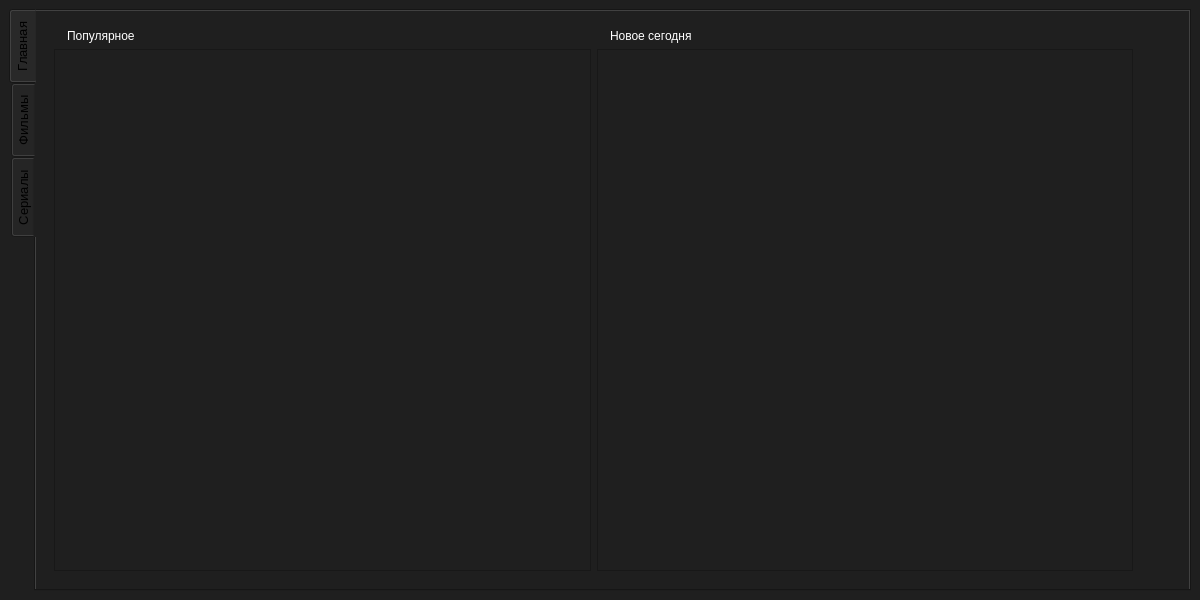
Old version of the form src/mainwindow.ui in the repository dimkashelk/SimpleKinopoiskQt.
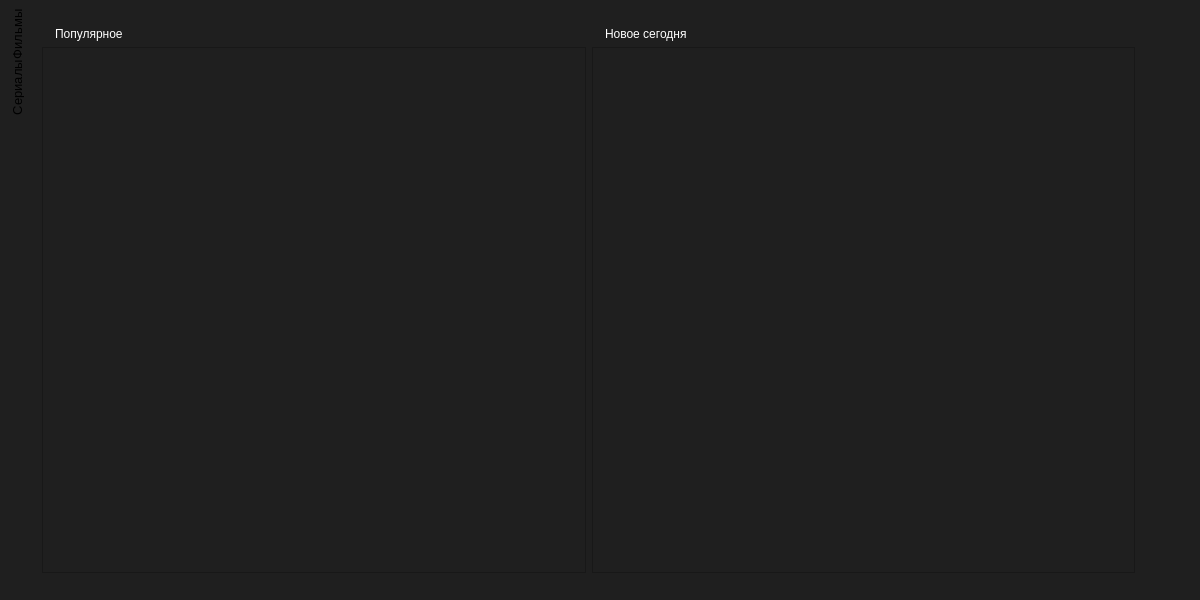
New version of the form. The open tabs and pages were chosen to show the change. Icons and pictures are not drawn.

Commit message: Add styles to QTabBar

Patch:
```diff
--- a/src/mainwindow.ui
+++ b/src/mainwindow.ui
@@ -18,6 +18,11 @@
 background-color: rgb(31, 31, 31);</string>
   </property>
   <widget class="QWidget" name="centralwidget">
+   <property name="styleSheet">
+    <string notr="true">QWidget#centralwidget {
+	border: 0;
+}</string>
+   </property>
    <layout class="QVBoxLayout" name="verticalLayout">
     <item>
      <widget class="QTabWidget" name="tabWidget">
@@ -27,7 +32,24 @@
        </font>
       </property>
       <property name="styleSheet">
-       <string notr="true"/>
+       <string notr="true">QTabBar {	
+	background-color: rgba(255, 255, 255, 0);
+	padding: 1px;
+	border-radius: 10px;
+}
+
+QTabBar::tab:selected, QTabBar::tab:hover {
+	background-color: rgb(50, 50, 50);
+}
+
+QTabBar::tab {
+	background-color: rgba(255, 255, 255, 0);
+	border-radius: 10px;
+}
+
+QTabWidget::pane {
+	border: 0;
+}</string>
       </property>
       <property name="tabPosition">
        <enum>QTabWidget::West</enum>
@@ -38,9 +60,24 @@
       <property name="currentIndex">
        <number>0</number>
       </property>
+      <property name="iconSize">
+       <size>
+        <width>50</width>
+        <height>50</height>
+       </size>
+      </property>
+      <property name="elideMode">
+       <enum>Qt::ElideMiddle</enum>
+      </property>
+      <property name="documentMode">
+       <bool>true</bool>
+      </property>
       <widget class="QWidget" name="main">
        <attribute name="title">
-        <string>Главная</string>
+        <string/>
+       </attribute>
+       <attribute name="whatsThis">
+        <string>Главная страница </string>
        </attribute>
        <layout class="QHBoxLayout" name="horizontalLayout_3">
         <item>
@@ -68,6 +105,9 @@
               </item>
               <item>
                <widget class="QScrollArea" name="scroll_area_popular">
+                <property name="lineWidth">
+                 <number>1</number>
+                </property>
                 <property name="widgetResizable">
                  <bool>true</bool>
                 </property>
@@ -76,8 +116,8 @@
                   <rect>
                    <x>0</x>
                    <y>0</y>
-                   <width>522</width>
-                   <height>498</height>
+                   <width>507</width>
+                   <height>504</height>
                   </rect>
                  </property>
                  <layout class="QVBoxLayout" name="verticalLayout_4">
@@ -109,8 +149,8 @@
                   <rect>
                    <x>0</x>
                    <y>0</y>
-                   <width>521</width>
-                   <height>498</height>
+                   <width>507</width>
+                   <height>504</height>
                   </rect>
                  </property>
                  <layout class="QVBoxLayout" name="verticalLayout_5">
```
Left out of the diff: 8 changed lines with no effect on the pictures.
